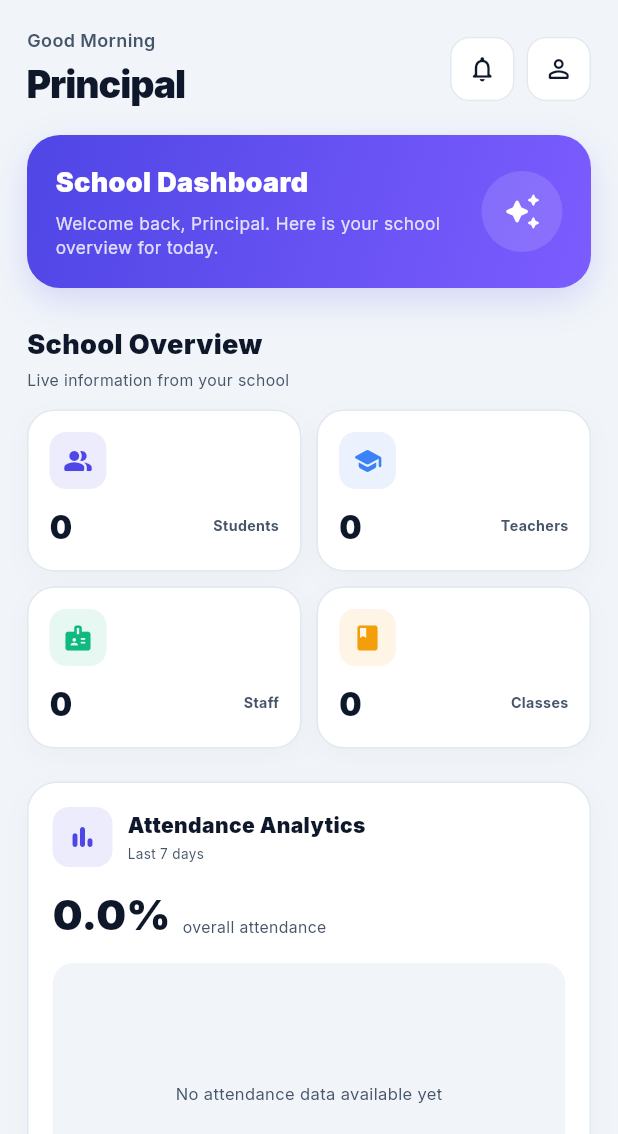
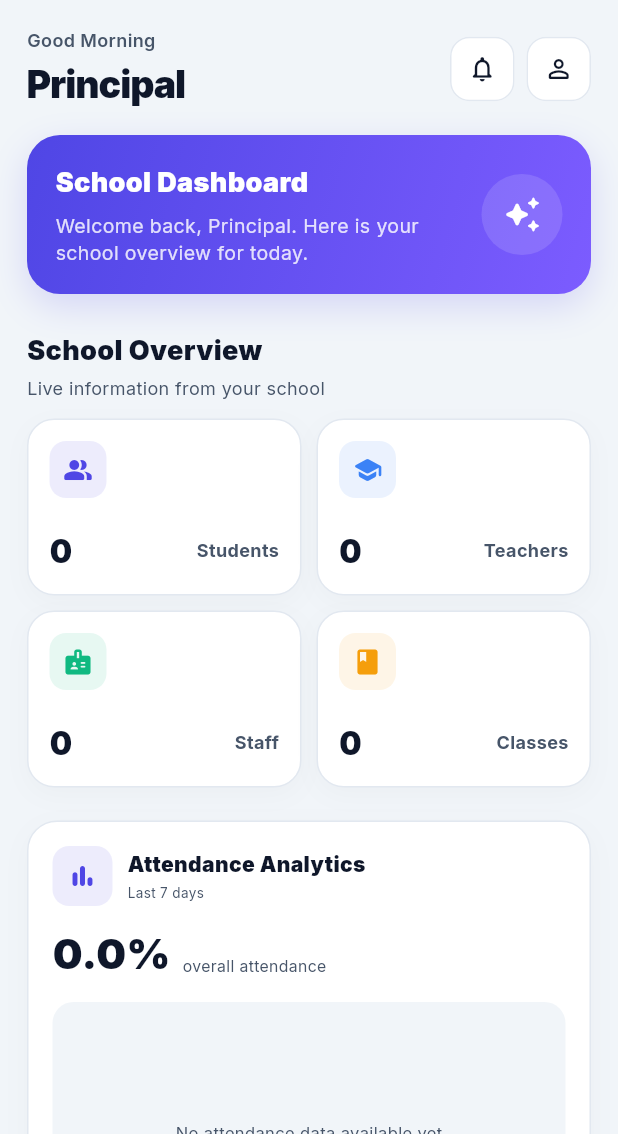
Before and after one commit to noorulhadi324-jpg/hadi_sms, a Flutter app: the screen it shows once a user with an empty profile is signed in, on a phone screen of 412 x 824 dp, the part 102-1236 px from its top. Run offline on Flutter 3.47's test engine with Material 3 defaults, Android fonts, the phone set to English and light mode, and no system bars; our stand-ins replace fl_chart, flutter_riverpod, go_router, google_fonts, image_picker, pdf and 4 more; missing offline and left inert: excel; accounts and stored records are empty.

Commit message:
Improve dashboard readability and responsive layout

```diff
--- a/lib/features/dashboard/presentation/screens/dashboard_screen.dart
+++ b/lib/features/dashboard/presentation/screens/dashboard_screen.dart
@@ -684,8 +684,8 @@ class _WelcomeBanner
                   style: TextStyle(
                     color: Colors.white
                         .withValues(alpha: .82),
-                    fontSize: 11.5,
-                    height: 1.35,
+                    fontSize: 13,
+                    height: 1.4,
                   ),
                 ),
               ],
@@ -754,7 +754,7 @@ class _SectionTitle
           style: const TextStyle(
             color:
                 AppColors.textSecondary,
-            fontSize: 10.5,
+            fontSize: 12,
           ),
         ),
       ],
@@ -806,9 +806,11 @@ class _StatsGrid
     return LayoutBuilder(
       builder: (_, constraints) {
         final columns =
-            constraints.maxWidth >= 850
+            constraints.maxWidth >= 1100
                 ? 4
-                : 2;
+                : constraints.maxWidth >= 650
+                    ? 4
+                    : 2;
 
         return GridView.builder(
           shrinkWrap: true,
@@ -827,7 +829,7 @@ class _StatsGrid
             mainAxisSpacing:
                 10,
             mainAxisExtent:
-                108,
+                constraints.maxWidth < 420 ? 118 : 112,
           ),
 
           itemBuilder: (_, index) {
@@ -938,7 +940,7 @@ class _StatCard
                 style: const TextStyle(
                   color:
                       AppColors.textSecondary,
-                  fontSize: 9.5,
+                  fontSize: 12,
                   fontWeight:
                       FontWeight.w700,
                 ),
@@ -1487,7 +1489,7 @@ class _QuickActionCard
                       TextOverflow.ellipsis,
                   style:
                       const TextStyle(
-                    fontSize: 11,
+                    fontSize: 13,
                     fontWeight:
                         FontWeight.w900,
                   ),
@@ -1661,7 +1663,7 @@ class _MiniInfo
                 const TextStyle(
               color:
                   AppColors.textSecondary,
-              fontSize: 8.5,
+              fontSize: 10.5,
             ),
           ),
         ],
@@ -1935,7 +1937,7 @@ class _RecentActivity
                                         .ellipsis,
                                 style:
                                     const TextStyle(
-                                  fontSize: 11.5,
+                                  fontSize: 13,
                                   fontWeight:
                                       FontWeight.w800,
                                 ),
@@ -1961,7 +1963,7 @@ class _RecentActivity
                                       color:
                                           AppColors
                                               .textSecondary,
-                                      fontSize: 9,
+                                      fontSize: 11,
                                     ),
                                   ),
                                 ),
@@ -1982,7 +1984,7 @@ class _RecentActivity
                             color:
                                 AppColors
                                     .textSecondary,
-                            fontSize: 8.5,
+                            fontSize: 10,
                             fontWeight:
                                 FontWeight.w700,
                           ),
```
